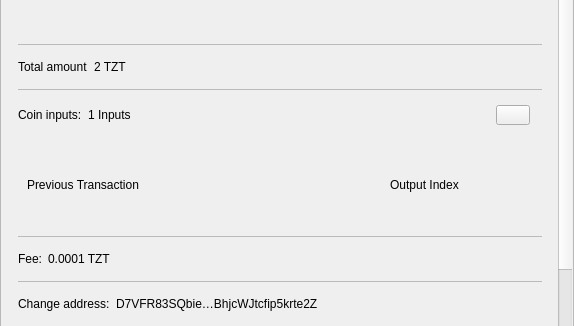
Old version of the form src/qt/tanzanite/forms/sendconfirmdialog.ui in the repository altecoin-altc/altecoin; both pictures show x 0 to 574 and y 198 to 524 of the 574 by 680 pixel window.
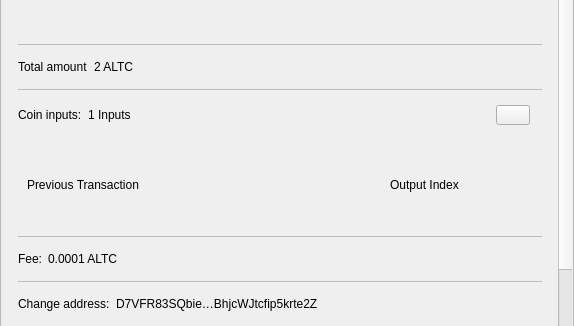
New version of the form.

```diff
--- a/src/qt/tanzanite/forms/sendconfirmdialog.ui
+++ b/src/qt/tanzanite/forms/sendconfirmdialog.ui
@@ -465,7 +465,7 @@
                    <item>
                     <widget class="QLabel" name="textAmount">
                      <property name="text">
-                      <string>2 TZT</string>
+                      <string>2 ALTC</string>
                      </property>
                     </widget>
                    </item>
@@ -624,7 +624,7 @@
                    <item>
                     <widget class="QLabel" name="textFee">
                      <property name="text">
-                      <string>0.0001 TZT</string>
+                      <string>0.0001 ALTC</string>
                      </property>
                     </widget>
                    </item>
```
